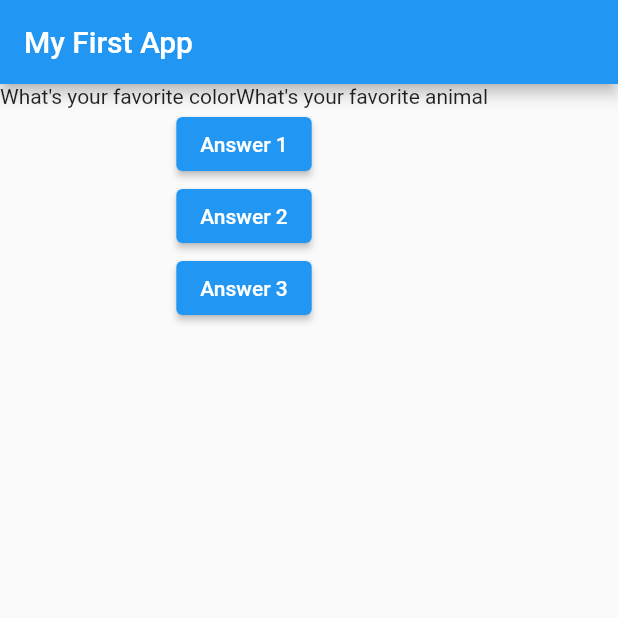
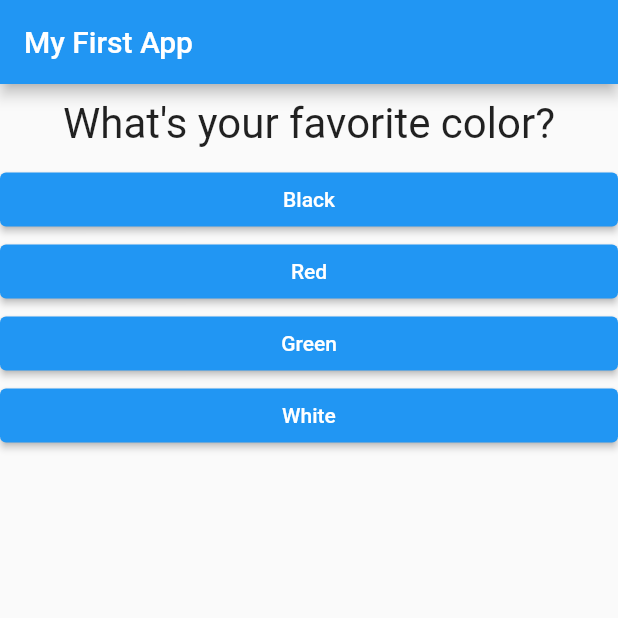
Before and after one commit to k-saito-en/flutter-QuizAPP, a Flutter app: the screen it shows after launch, on a phone screen of 412 x 824 dp, the top half of it. Run offline on Flutter 3.47's test engine with Material 2 defaults, Android fonts, the phone set to English and light mode, and no system bars.

Commit message:
# やったこと - ウィジェットツリーの構造として、ウィジェトのリストを渡して画面に表示するように実装した。 - 定数2種の違いについて学習した。

```diff
--- /dev/null
+++ b/lib/answer.dart
@@ -0,0 +1,19 @@
+import 'package:flutter/material.dart';
+
+class Answer extends StatelessWidget {
+  final Function selectHandler;
+  final String answerText;
+
+  Answer(this.selectHandler, this.answerText);
+
+  @override
+  Widget build(BuildContext context) {
+    return Container(
+      width: double.infinity,
+      child: ElevatedButton(
+        child: Text(answerText),
+        onPressed: selectHandler,
+      ),
+    );
+  }
+}
--- a/lib/main.dart
+++ b/lib/main.dart
@@ -1,20 +1,49 @@
 import 'package:flutter/material.dart';
 
-void main() {
-  runApp(MyApp());
+import './question.dart';
+import './answer.dart';
+
+// void main() {
+//   runApp(MyApp());
+// }
+
+void main() => runApp(MyApp());
+
+class MyApp extends StatefulWidget {
+  @override
+  State<StatefulWidget> createState() {
+    // TODO: implement createState
+    return _MyAppState();
+  }
 }
 
-class MyApp extends StatelessWidget {
-  void answerQuestion() {
-    print('Answer chosen!');
+class _MyAppState extends State<MyApp> {
+  var _questionIndex = 0;
+
+  void _answerQuestion() {
+    setState(() {
+      _questionIndex = _questionIndex + 1;
+    });
+    print(_questionIndex);
   }
 
   @override
   Widget build(BuildContext context) {
-    var questions = [
-      'What\'s your favorite color'
-          'What\'s your favorite animal'
+    const questions = [
+      {
+        'questionText': 'What\'s your favorite color?',
+        'answers': ['Black', 'Red', 'Green', 'White'],
+      },
+      {
+        'questionText': 'What\'s your favorite animal?',
+        'answers': ['Rabbit', 'Snake', 'Elephant', 'Lion'],
+      },
+      {
+        'questionText': 'Who\'s your favorite instructor?',
+        'answers': ['Max', 'Max', 'Max', 'Max'],
+      },
     ];
+
     return MaterialApp(
       home: Scaffold(
         appBar: AppBar(
@@ -22,19 +51,14 @@ class MyApp extends StatelessWidget {
         ),
         body: Column(
           children: [
-            Text(questions[0]),
-            ElevatedButton(
-              onPressed: answerQuestion,
-              child: Text('Answer 1'),
+            Question(
+              questions[_questionIndex]['questionText'],
             ),
-            ElevatedButton(
-              onPressed: answerQuestion,
-              child: Text('Answer 2'),
-            ),
-            ElevatedButton(
-              onPressed: answerQuestion,
-              child: Text('Answer 3'),
-            ),
+            //Create a list of Answer widgets and display them on the screen
+            ...(questions[_questionIndex]['answers'] as List<String>)
+                .map((answer) {
+              return Answer(_answerQuestion, answer);
+            }).toList()
           ],
         ),
       ),
--- /dev/null
+++ b/lib/question.dart
@@ -0,0 +1,20 @@
+import 'package:flutter/material.dart';
+
+class Question extends StatelessWidget {
+  final String questionText;
+
+  Question(this.questionText);
+
+  @override
+  Widget build(BuildContext context) {
+    return Container(
+      width: double.infinity,
+      margin: EdgeInsets.all(10),
+      child: Text(
+        questionText,
+        style: TextStyle(fontSize: 28),
+        textAlign: TextAlign.center,
+      ),
+    );
+  }
+}
```
